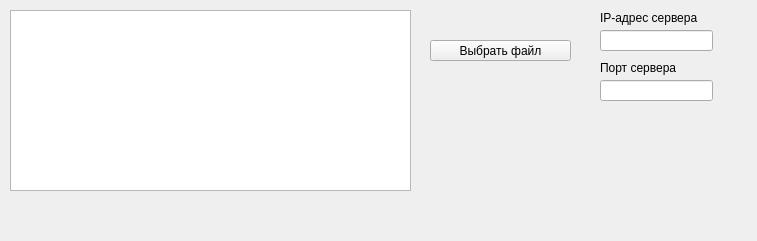
Before: the Qt Designer form widget.ui in Lerksy/Qt_P2P_FileTransfer, drawn with Qt 5.
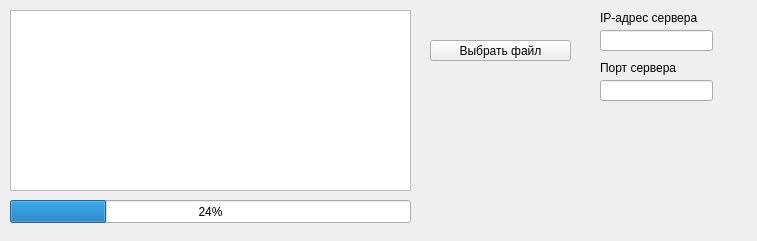
After: the same form once the commit is applied.

Commit message: Added progressbar. Removed unused code. Added disconnect and log actions on it. Removed useless logging.

```diff
--- a/widget.ui
+++ b/widget.ui
@@ -95,6 +95,19 @@
     <string/>
    </property>
   </widget>
+  <widget class="QProgressBar" name="uploadProgressBar">
+   <property name="geometry">
+    <rect>
+     <x>10</x>
+     <y>200</y>
+     <width>401</width>
+     <height>23</height>
+    </rect>
+   </property>
+   <property name="value">
+    <number>24</number>
+   </property>
+  </widget>
  </widget>
  <resources/>
  <connections/>
```
The commit also changes 2 other files.
